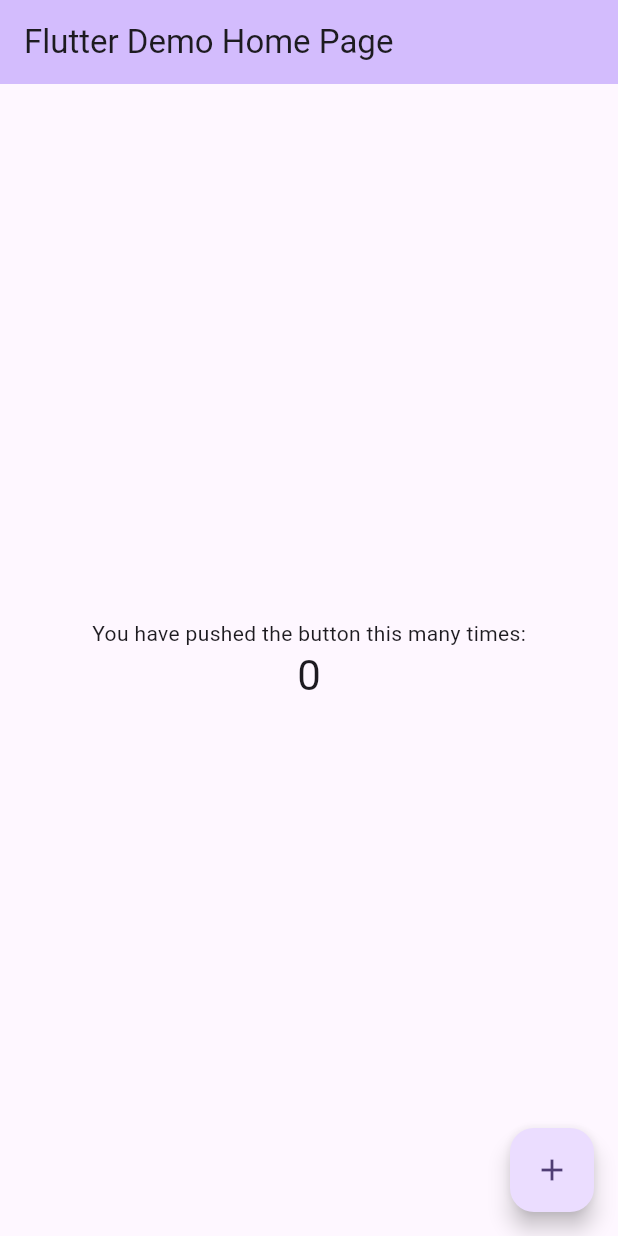
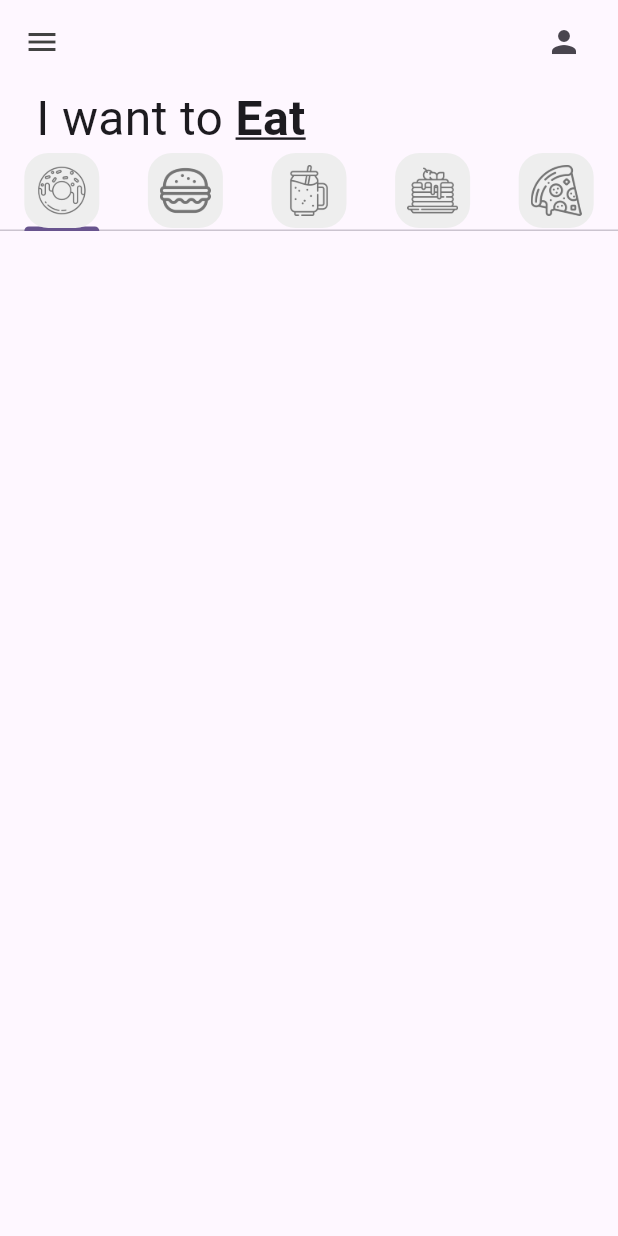
Before and after one commit to AbrahamKan/donut_app_8sc, a Flutter app: the screen it shows after launch, on a phone screen of 412 x 824 dp. Run offline on Flutter 3.47's test engine with Material 3 defaults, Android fonts, the light colour scheme and no system bars.

Commit message:
taps_agregados

```diff
--- a/lib/main.dart
+++ b/lib/main.dart
@@ -1,3 +1,4 @@
+import 'package:donut_app_8sc/pages/home_page.dart';
 import 'package:flutter/material.dart';
 
 void main() {
@@ -11,115 +12,13 @@
   @override
   Widget build(BuildContext context) {
     return MaterialApp(
+      debugShowCheckedModeBanner: false,
       title: 'Flutter Demo',
       theme: ThemeData(
-        // This is the theme of your application.
-        //
-        // TRY THIS: Try running your application with "flutter run". You'll see
-        // the application has a purple toolbar. Then, without quitting the app,
-        // try changing the seedColor in the colorScheme below to Colors.green
-        // and then invoke "hot reload" (save your changes or press the "hot
-        // reload" button in a Flutter-supported IDE, or press "r" if you used
-        // the command line to start the app).
-        //
-        // Notice that the counter didn't reset back to zero; the application
-        // state is not lost during the reload. To reset the state, use hot
-        // restart instead.
-        //
-        // This works for code too, not just values: Most code changes can be
-        // tested with just a hot reload.
         colorScheme: ColorScheme.fromSeed(seedColor: Colors.deepPurple),
         useMaterial3: true,
       ),
-      home: const MyHomePage(title: 'Flutter Demo Home Page'),
+      home: const Homepage(),
     );
   }
 }
-
-class MyHomePage extends StatefulWidget {
-  const MyHomePage({super.key, required this.title});
-
-  // This widget is the home page of your application. It is stateful, meaning
-  // that it has a State object (defined below) that contains fields that affect
-  // how it looks.
-
-  // This class is the configuration for the state. It holds the values (in this
-  // case the title) provided by the parent (in this case the App widget) and
-  // used by the build method of the State. Fields in a Widget subclass are
-  // always marked "final".
-
-  final String title;
-
-  @override
-  State<MyHomePage> createState() => _MyHomePageState();
-}
-
-class _MyHomePageState extends State<MyHomePage> {
-  int _counter = 0;
-
-  void _incrementCounter() {
-    setState(() {
-      // This call to setState tells the Flutter framework that something has
-      // changed in this State, which causes it to rerun the build method below
-      // so that the display can reflect the updated values. If we changed
-      // _counter without calling setState(), then the build method would not be
-      // called again, and so nothing would appear to happen.
-      _counter++;
-    });
-  }
-
-  @override
-  Widget build(BuildContext context) {
-    // This method is rerun every time setState is called, for instance as done
-    // by the _incrementCounter method above.
-    //
-    // The Flutter framework has been optimized to make rerunning build methods
-    // fast, so that you can just rebuild anything that needs updating rather
-    // than having to individually change instances of widgets.
-    return Scaffold(
-      appBar: AppBar(
-        // TRY THIS: Try changing the color here to a specific color (to
-        // Colors.amber, perhaps?) and trigger a hot reload to see the AppBar
-        // change color while the other colors stay the same.
-        backgroundColor: Theme.of(context).colorScheme.inversePrimary,
-        // Here we take the value from the MyHomePage object that was created by
-        // the App.build method, and use it to set our appbar title.
-        title: Text(widget.title),
-      ),
-      body: Center(
-        // Center is a layout widget. It takes a single child and positions it
-        // in the middle of the parent.
-        child: Column(
-          // Column is also a layout widget. It takes a list of children and
-          // arranges them vertically. By default, it sizes itself to fit its
-          // children horizontally, and tries to be as tall as its parent.
-          //
-          // Column has various properties to control how it sizes itself and
-          // how it positions its children. Here we use mainAxisAlignment to
-          // center the children vertically; the main axis here is the vertical
-          // axis because Columns are vertical (the cross axis would be
-          // horizontal).
-          //
-          // TRY THIS: Invoke "debug painting" (choose the "Toggle Debug Paint"
-          // action in the IDE, or press "p" in the console), to see the
-          // wireframe for each widget.
-          mainAxisAlignment: MainAxisAlignment.center,
-          children: <Widget>[
-            const Text(
-              'You have pushed the button this many times:',
-            ),
-            Text(
-              '$_counter',
-              style: Theme.of(context).textTheme.headlineMedium,
-            ),
-          ],
-        ),
-      ),
-      floatingActionButton: FloatingActionButton(
-        onPressed: _incrementCounter,
-        tooltip: 'Increment',
-        child: const Icon(Icons.add),
-      ), // This trailing comma makes auto-formatting nicer for build methods.
-    );
-  }
-}
--- /dev/null
+++ b/lib/pages/home_page.dart
@@ -0,0 +1,65 @@
+import 'package:donut_app_8sc/utils/my_tab.dart';
+import 'package:flutter/material.dart';
+
+class Homepage extends StatefulWidget {
+  const Homepage({super.key});
+
+  @override
+  State<Homepage> createState() => _HomepageState();
+}
+
+class _HomepageState extends State<Homepage> {
+
+  List<Widget> myTabs = [
+    //donut tab
+    MyTab(iconPath: 'lib/icons/donut.png'),
+    //burger tab
+    MyTab(iconPath: 'lib/icons/burger.png'),
+    //smoothie tab
+    MyTab(iconPath: 'lib/icons/smoothie.png'),
+    //pancake tab
+    MyTab(iconPath: 'lib/icons/pancakes.png'),
+    //pizza tab
+    MyTab(iconPath: 'lib/icons/pizza.png')
+  ];
+
+  @override
+  Widget build(BuildContext context) {
+    return DefaultTabController(
+      length: myTabs.length,
+
+      child: Scaffold(
+        appBar: AppBar(backgroundColor: Colors.transparent,
+        leading: Icon(Icons.menu, color: Colors.grey[800]),
+        actions: [Padding(
+          //Le da un padding a la derecha
+          padding: const EdgeInsets.only(right: 12.0),
+          child: IconButton(onPressed: (){}, icon: Icon(Icons.person)),
+        )],),
+        body: Column(
+          //Texto i want to Eat
+          children: [
+            Padding(
+              padding: const EdgeInsets.only(left: 24),
+              child: Row(
+                children: [
+                  Text("I want to ", style: TextStyle(fontSize: 32),),
+                  Text("Eat", style: TextStyle(
+                    fontSize: 32,
+                    fontWeight: FontWeight.bold,
+                    decoration: TextDecoration.underline,
+                  ),)
+                ],
+              ),
+            ),
+            //Tap bar
+            TabBar(tabs: myTabs)
+            //Tap bar view
+            //Carrito
+
+          ],
+        ),
+      ),
+    );
+  }
+}
--- /dev/null
+++ b/lib/utils/my_tab.dart
@@ -0,0 +1,25 @@
+import 'package:flutter/material.dart';
+
+class MyTab extends StatelessWidget {
+
+  //Ruta del archivo del icono
+  final String iconPath;
+  const MyTab({super.key, required this.iconPath});
+
+  @override
+  Widget build(BuildContext context) {
+    return Tab(
+      height: 50,
+      child: Container(
+        padding: const EdgeInsets.all(8),
+        decoration: BoxDecoration(
+          color: Colors.grey[200],
+          borderRadius: BorderRadius.circular(16)
+        ),
+        child: Image.asset(iconPath,
+        color: Colors.grey[600],),
+      ),
+    );
+
+  }
+}
--- a/pubspec.yaml
+++ b/pubspec.yaml
@@ -58,9 +58,9 @@ flutter:
   uses-material-design: true
 
   # To add assets to your application, add an assets section, like this:
-  # assets:
-  #   - images/a_dot_burr.jpeg
-  #   - images/a_dot_ham.jpeg
+  assets:
+  - lib/images/
+  - lib/icons/
 
   # An image asset can refer to one or more resolution-specific "variants", see
   # https://flutter.dev/to/resolution-aware-images
```
Also changed, not shown: lib/icons/burger.png (added), lib/icons/donut.png (added), lib/icons/pancakes.png (added), lib/icons/pizza.png (added), lib/icons/smoothie.png (added), lib/images/chocolate_donut.png (added), lib/images/grape_donut.png (added), lib/images/icecream_donut.png (added), lib/images/strawberry_donut.png (added).
